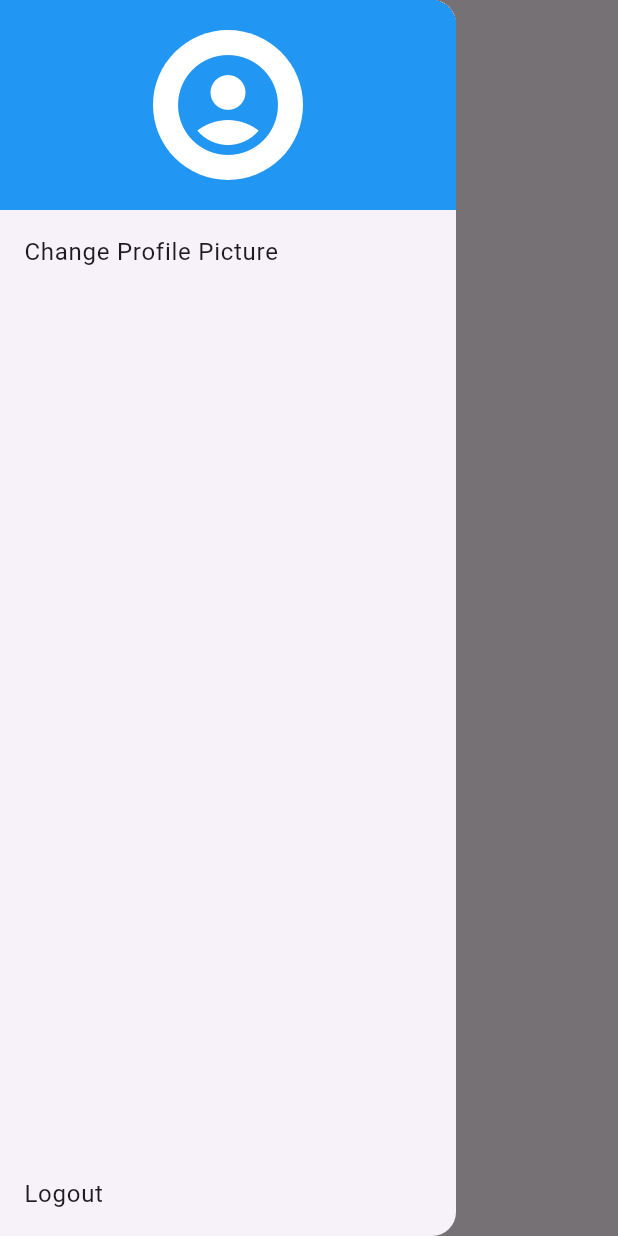
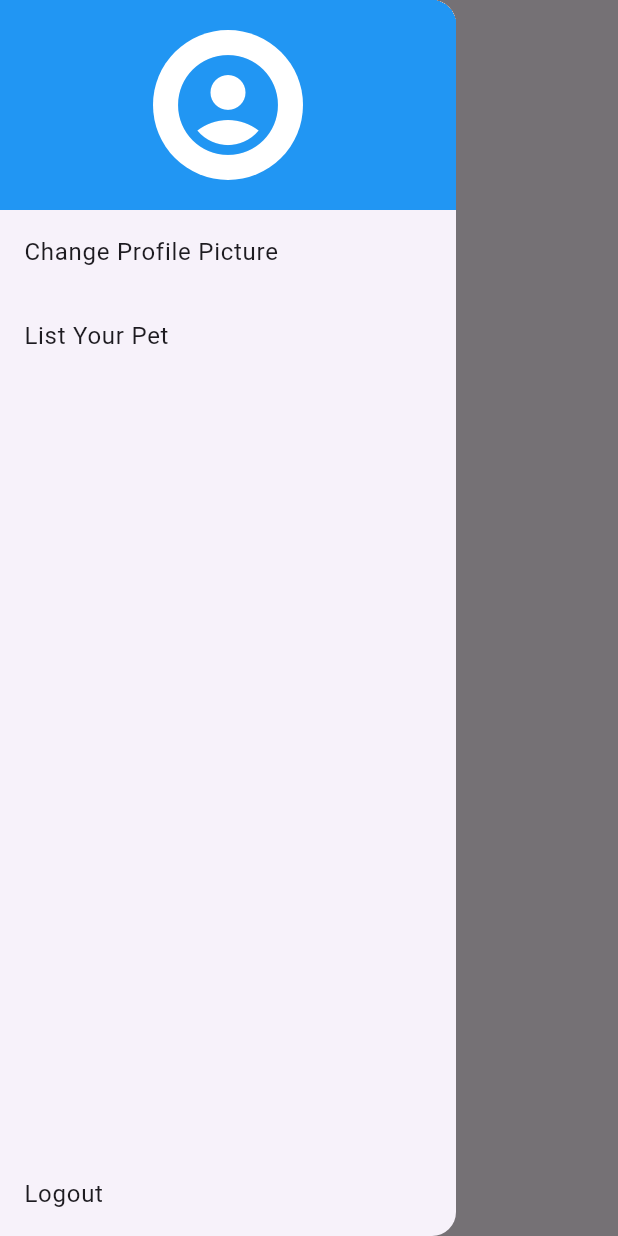
Before and after one commit to dunzeldee122/forfinal, a Flutter app: the HomePage screen opened by its route, with the side drawer open, on a phone screen of 412 x 824 dp. Run offline on Flutter 3.47's test engine with Material 3 defaults, Android fonts, the phone set to English and light mode, and no system bars; our stand-ins replace image_picker.

Commit message:
Initial commit

```diff
--- a/finalproject/lib/home.dart
+++ b/finalproject/lib/home.dart
@@ -3,6 +3,7 @@ import 'dart:io';
 import 'package:flutter/material.dart';
 import 'package:image_picker/image_picker.dart';
 import 'login.dart'; // Import the login page
+import 'petreg.dart'; // Import the pet registration page
 
 class HomePage extends StatefulWidget {
   @override
@@ -84,6 +85,13 @@ class _HomePageState extends State<HomePage> {
               title: Text('Change Profile Picture'),
               onTap: _getImageFromGallery,
             ),
+            // Button to list your pet
+            ListTile(
+              title: Text('List Your Pet'),
+              onTap: () {
+                Navigator.push(context, MaterialPageRoute(builder: (context) => PetRegistrationPage()));
+              },
+            ),
             // Logout button
             Expanded( // Use Expanded to push the logout button to the bottom
               child: Align(
--- a/finalproject/pubspec.yaml
+++ b/finalproject/pubspec.yaml
@@ -37,6 +37,7 @@ dependencies:
   cupertino_icons: ^1.0.6
   http: any
   image_picker: any
+mssql_connection: any
 
 dev_dependencies:
   flutter_test:
```
